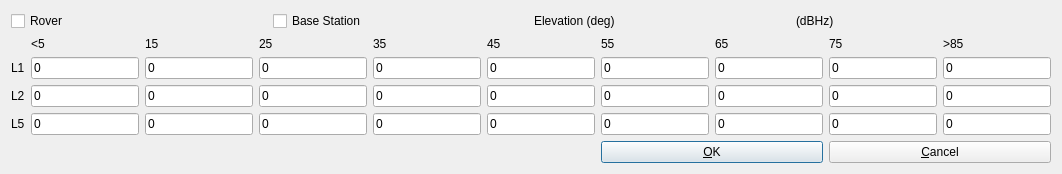
This is app/appcmn_qt/maskoptdlg.ui in tomojitakasu/RTKLIB as Qt 5 draws it before an edit. The edited form follows.
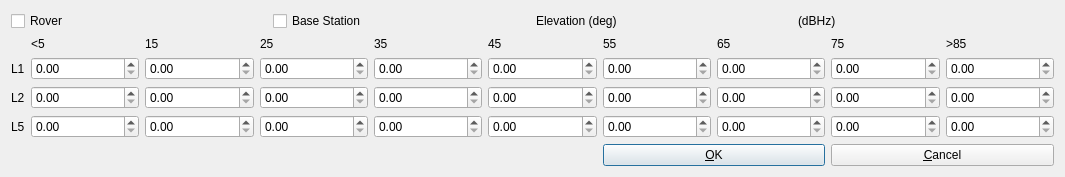
This is the edited form.

Diff of the .ui file:
```diff
--- a/app/appcmn_qt/maskoptdlg.ui
+++ b/app/appcmn_qt/maskoptdlg.ui
@@ -2,6 +2,14 @@
 <ui version="4.0">
  <class>MaskOptDialog</class>
  <widget class="QWidget" name="MaskOptDialog">
+  <property name="geometry">
+   <rect>
+    <x>0</x>
+    <y>0</y>
+    <width>1065</width>
+    <height>161</height>
+   </rect>
+  </property>
   <property name="windowTitle">
    <string>SNR Mask</string>
   </property>
@@ -14,6 +22,12 @@
      <property name="enabled">
       <bool>true</bool>
      </property>
+     <property name="sizePolicy">
+      <sizepolicy hsizetype="Maximum" vsizetype="Preferred">
+       <horstretch>0</horstretch>
+       <verstretch>0</verstretch>
+      </sizepolicy>
+     </property>
      <property name="toolTip">
       <string/>
      </property>
@@ -49,15 +63,18 @@
     </widget>
    </item>
    <item row="4" column="4">
-    <widget class="QLineEdit" name="Mask_2_4">
+    <widget class="QDoubleSpinBox" name="Mask_2_4">
      <property name="enabled">
       <bool>true</bool>
      </property>
      <property name="toolTip">
       <string/>
      </property>
-     <property name="text">
-      <string>0</string>
+     <property name="text" stdset="0">
+      <string>0,00</string>
+     </property>
+     <property name="maximum">
+      <double>90.000000000000000</double>
      </property>
     </widget>
    </item>
@@ -66,6 +83,12 @@
      <property name="enabled">
       <bool>true</bool>
      </property>
+     <property name="sizePolicy">
+      <sizepolicy hsizetype="Maximum" vsizetype="Preferred">
+       <horstretch>0</horstretch>
+       <verstretch>0</verstretch>
+      </sizepolicy>
+     </property>
      <property name="toolTip">
       <string/>
      </property>
@@ -75,28 +98,34 @@
     </widget>
    </item>
    <item row="4" column="2">
-    <widget class="QLineEdit" name="Mask_2_2">
+    <widget class="QDoubleSpinBox" name="Mask_2_2">
      <property name="enabled">
       <bool>true</bool>
      </property>
      <property name="toolTip">
       <string/>
      </property>
-     <property name="text">
-      <string>0</string>
+     <property name="text" stdset="0">
+      <string>0,00</string>
+     </property>
+     <property name="maximum">
+      <double>90.000000000000000</double>
      </property>
     </widget>
    </item>
    <item row="4" column="3">
-    <widget class="QLineEdit" name="Mask_2_3">
+    <widget class="QDoubleSpinBox" name="Mask_2_3">
      <property name="enabled">
       <bool>true</bool>
      </property>
      <property name="toolTip">
       <string/>
      </property>
-     <property name="text">
-      <string>0</string>
+     <property name="text" stdset="0">
+      <string>0,00</string>
+     </property>
+     <property name="maximum">
+      <double>90.000000000000000</double>
      </property>
     </widget>
    </item>
@@ -159,93 +188,114 @@
     </widget>
    </item>
    <item row="4" column="5">
-    <widget class="QLineEdit" name="Mask_2_5">
+    <widget class="QDoubleSpinBox" name="Mask_2_5">
      <property name="enabled">
       <bool>true</bool>
      </property>
      <property name="toolTip">
       <string/>
      </property>
-     <property name="text">
-      <string>0</string>
+     <property name="text" stdset="0">
+      <string>0,00</string>
+     </property>
+     <property name="maximum">
+      <double>90.000000000000000</double>
      </property>
     </widget>
    </item>
    <item row="4" column="7">
-    <widget class="QLineEdit" name="Mask_2_7">
+    <widget class="QDoubleSpinBox" name="Mask_2_7">
      <property name="enabled">
       <bool>true</bool>
      </property>
      <property name="toolTip">
       <string/>
      </property>
-     <property name="text">
-      <string>0</string>
+     <property name="text" stdset="0">
+      <string>0,00</string>
+     </property>
+     <property name="maximum">
+      <double>90.000000000000000</double>
      </property>
     </widget>
    </item>
    <item row="4" column="6">
-    <widget class="QLineEdit" name="Mask_2_6">
+    <widget class="QDoubleSpinBox" name="Mask_2_6">
      <property name="enabled">
       <bool>true</bool>
      </property>
      <property name="toolTip">
       <string/>
      </property>
-     <property name="text">
-      <string>0</string>
+     <property name="text" stdset="0">
+      <string>0,00</string>
+     </property>
+     <property name="maximum">
+      <double>90.000000000000000</double>
      </property>
     </widget>
    </item>
    <item row="5" column="1">
-    <widget class="QLineEdit" name="Mask_3_1">
+    <widget class="QDoubleSpinBox" name="Mask_3_1">
      <property name="enabled">
       <bool>true</bool>
      </property>
      <property name="toolTip">
       <string/>
      </property>
-     <property name="text">
-      <string>0</string>
+     <property name="text" stdset="0">
+      <string>0,00</string>
+     </property>
+     <property name="maximum">
+      <double>90.000000000000000</double>
      </property>
     </widget>
    </item>
    <item row="5" column="6">
-    <widget class="QLineEdit" name="Mask_3_6">
+    <widget class="QDoubleSpinBox" name="Mask_3_6">
      <property name="enabled">
       <bool>true</bool>
      </property>
      <property name="toolTip">
       <string/>
      </property>
-     <property name="text">
-      <string>0</string>
+     <property name="text" stdset="0">
+      <string>0,00</string>
+     </property>
+     <property name="maximum">
+      <double>90.000000000000000</double>
      </property>
     </widget>
    </item>
    <item row="5" column="5">
-    <widget class="QLineEdit" name="Mask_3_5">
+    <widget class="QDoubleSpinBox" name="Mask_3_5">
      <property name="enabled">
       <bool>true</bool>
      </property>
      <property name="toolTip">
       <string/>
      </property>
-     <property name="text">
-      <string>0</string>
+     <property name="text" stdset="0">
+      <string>0,00</string>
+     </property>
+     <property name="maximum">
+      <double>90.000000000000000</double>
      </property>
     </widget>
    </item>
    <item row="5" column="3">
-    <widget class="QLineEdit" name="Mask_3_3">
+    <widget class="QDoubleSpinBox" name="Mask_3_3">
      <property name="enabled">
       <bool>true</bool>
      </property>
      <property name="toolTip">
       <string/>
      </property>
-     <property name="text">
-      <string>0</string>
+     <property name="text" stdset="0">
+      <string>0,00</string>
+     </property>
+     <property name="maximum">
+      <double>90.000000000000000</double>
      </property>
     </widget>
    </item>
@@ -254,6 +304,12 @@
      <property name="enabled">
       <bool>true</bool>
      </property>
+     <property name="sizePolicy">
+      <sizepolicy hsizetype="Maximum" vsizetype="Preferred">
+       <horstretch>0</horstretch>
+       <verstretch>0</verstretch>
+      </sizepolicy>
+     </property>
      <property name="toolTip">
       <string/>
      </property>
@@ -263,15 +319,18 @@
     </widget>
    </item>
    <item row="3" column="9">
-    <widget class="QLineEdit" name="Mask_1_9">
+    <widget class="QDoubleSpinBox" name="Mask_1_9">
      <property name="enabled">
       <bool>true</bool>
      </property>
      <property name="toolTip">
       <string/>
      </property>
-     <property name="text">
-      <string>0</string>
+     <property name="text" stdset="0">
+      <string>0,00</string>
+     </property>
+     <property name="maximum">
+      <double>90.000000000000000</double>
      </property>
     </widget>
    </item>
@@ -289,132 +348,162 @@
     </widget>
    </item>
    <item row="3" column="3">
-    <widget class="QLineEdit" name="Mask_1_3">
+    <widget class="QDoubleSpinBox" name="Mask_1_3">
      <property name="enabled">
       <bool>true</bool>
      </property>
      <property name="toolTip">
       <string/>
      </property>
-     <property name="text">
-      <string>0</string>
+     <property name="text" stdset="0">
+      <string>0,00</string>
+     </property>
+     <property name="maximum">
+      <double>90.000000000000000</double>
      </property>
     </widget>
    </item>
    <item row="3" column="1">
-    <widget class="QLineEdit" name="Mask_1_1">
+    <widget class="QDoubleSpinBox" name="Mask_1_1">
      <property name="enabled">
       <bool>true</bool>
      </property>
      <property name="toolTip">
       <string/>
      </property>
-     <property name="text">
-      <string>0</string>
+     <property name="text" stdset="0">
+      <string>0,00</string>
+     </property>
+     <property name="maximum">
+      <double>90.000000000000000</double>
      </property>
     </widget>
    </item>
    <item row="3" column="8">
-    <widget class="QLineEdit" name="Mask_1_8">
+    <widget class="QDoubleSpinBox" name="Mask_1_8">
      <property name="enabled">
       <bool>true</bool>
      </property>
      <property name="toolTip">
       <string/>
      </property>
-     <property name="text">
-      <string>0</string>
+     <property name="text" stdset="0">
+      <string>0,00</string>
+     </property>
+     <property name="maximum">
+      <double>90.000000000000000</double>
      </property>
     </widget>
    </item>
    <item row="3" column="7">
-    <widget class="QLineEdit" name="Mask_1_7">
+    <widget class="QDoubleSpinBox" name="Mask_1_7">
      <property name="enabled">
       <bool>true</bool>
      </property>
      <property name="toolTip">
       <string/>
      </property>
-     <property name="text">
-      <string>0</string>
+     <property name="text" stdset="0">
+      <string>0,00</string>
+     </property>
+     <property name="maximum">
+      <double>90.000000000000000</double>
      </property>
     </widget>
    </item>
    <item row="3" column="5">
-    <widget class="QLineEdit" name="Mask_1_5">
+    <widget class="QDoubleSpinBox" name="Mask_1_5">
      <property name="enabled">
       <bool>true</bool>
      </property>
      <property name="toolTip">
       <string/>
      </property>
-     <property name="text">
-      <string>0</string>
+     <property name="text" stdset="0">
+      <string>0,00</string>
+     </property>
+     <property name="maximum">
+      <double>90.000000000000000</double>
      </property>
     </widget>
    </item>
    <item row="4" column="9">
-    <widget class="QLineEdit" name="Mask_2_9">
+    <widget class="QDoubleSpinBox" name="Mask_2_9">
      <property name="enabled">
       <bool>true</bool>
      </property>
      <property name="toolTip">
       <string/>
      </property>
-     <property name="text">
-      <string>0</string>
+     <property name="text" stdset="0">
+      <string>0,00</string>
+     </property>
+     <property name="maximum">
+      <double>90.000000000000000</double>
      </property>
     </widget>
    </item>
    <item row="4" column="8">
-    <widget class="QLineEdit" name="Mask_2_8">
+    <widget class="QDoubleSpinBox" name="Mask_2_8">
      <property name="enabled">
       <bool>true</bool>
      </property>
      <property name="toolTip">
       <string/>
      </property>
-     <property name="text">
-      <string>0</string>
+     <property name="text" stdset="0">
+      <string>0,00</string>
+     </property>
+     <property name="maximum">
+      <double>90.000000000000000</double>
      </property>
     </widget>
    </item>
    <item row="5" column="2">
-    <widget class="QLineEdit" name="Mask_3_2">
+    <widget class="QDoubleSpinBox" name="Mask_3_2">
      <property name="enabled">
       <bool>true</bool>
      </property>
      <property name="toolTip">
       <string/>
      </property>
-     <property name="text">
-      <string>0</string>
+     <property name="text" stdset="0">
+      <string>0,00</string>
+     </property>
+     <property name="maximum">
+      <double>90.000000000000000</double>
      </property>
     </widget>
    </item>
    <item row="5" column="4">
-    <widget class="QLineEdit" name="Mask_3_4">
+    <widget class="QDoubleSpinBox" name="Mask_3_4">
      <property name="enabled">
       <bool>true</bool>
      </property>
      <property name="toolTip">
       <string/>
      </property>
-     <property name="text">
-      <string>0</string>
+     <property name="text" stdset="0">
+      <string>0,00</string>
+     </property>
+     <property name="maximum">
+      <double>90.000000000000000</double>
      </property>
     </widget>
    </item>
    <item row="3" column="2">
-    <widget class="QLineEdit" name="Mask_1_2">
+    <widget class="QDoubleSpinBox" name="Mask_1_2">
      <property name="enabled">
       <bool>true</bool>
      </property>
      <property name="toolTip">
       <string/>
      </property>
-     <property name="text">
-      <string>0</string>
+     <property name="text" stdset="0">
+      <string>0,00</string>
+     </property>
+     <property name="maximum">
+      <double>90.000000000000000</double>
      </property>
     </widget>
    </item>
@@ -432,28 +521,34 @@
     </widget>
    </item>
    <item row="3" column="6">
-    <widget class="QLineEdit" name="Mask_1_6">
+    <widget class="QDoubleSpinBox" name="Mask_1_6">
      <property name="enabled">
       <bool>true</bool>
      </property>
      <property name="toolTip">
       <string/>
      </property>
-     <property name="text">
-      <string>0</string>
+     <property name="text" stdset="0">
+      <string>0,00</string>
+     </property>
+     <property name="maximum">
+      <double>90.000000000000000</double>
      </property>
     </widget>
    </item>
    <item row="3" column="4">
-    <widget class="QLineEdit" name="Mask_1_4">
+    <widget class="QDoubleSpinBox" name="Mask_1_4">
      <property name="enabled">
       <bool>true</bool>
      </property>
      <property name="toolTip">
       <string/>
      </property>
-     <property name="text">
-      <string>0</string>
+     <property name="text" stdset="0">
+      <string>0,00</string>
+     </property>
+     <property name="maximum">
+      <double>90.000000000000000</double>
      </property>
     </widget>
    </item>
@@ -497,54 +592,66 @@
     </widget>
    </item>
    <item row="4" column="1">
-    <widget class="QLineEdit" name="Mask_2_1">
+    <widget class="QDoubleSpinBox" name="Mask_2_1">
      <property name="enabled">
       <bool>true</bool>
      </property>
      <property name="toolTip">
       <string/>
      </property>
-     <property name="text">
-      <string>0</string>
+     <property name="text" stdset="0">
+      <string>0,00</string>
+     </property>
+     <property name="maximum">
+      <double>90.000000000000000</double>
      </property>
     </widget>
    </item>
    <item row="5" column="8">
-    <widget class="QLineEdit" name="Mask_3_8">
+    <widget class="QDoubleSpinBox" name="Mask_3_8">
      <property name="enabled">
       <bool>true</bool>
      </property>
      <property name="toolTip">
       <string/>
      </property>
-     <property name="text">
-      <string>0</string>
+     <property name="text" stdset="0">
+      <string>0,00</string>
+     </property>
+     <property name="maximum">
+      <double>90.000000000000000</double>
      </property>
     </widget>
    </item>
    <item row="5" column="9">
-    <widget class="QLineEdit" name="Mask_3_9">
+    <widget class="QDoubleSpinBox" name="Mask_3_9">
      <property name="enabled">
       <bool>true</bool>
      </property>
      <property name="toolTip">
       <string/>
      </property>
-     <property name="text">
-      <string>0</string>
+     <property name="text" stdset="0">
+      <string>0,00</string>
+     </property>
+     <property name="maximum">
+      <double>90.000000000000000</double>
      </property>
     </widget>
    </item>
    <item row="5" column="7">
-    <widget class="QLineEdit" name="Mask_3_7">
+    <widget class="QDoubleSpinBox" name="Mask_3_7">
      <property name="enabled">
       <bool>true</bool>
      </property>
      <property name="toolTip">
       <string/>
      </property>
-     <property name="text">
-      <string>0</string>
+     <property name="text" stdset="0">
+      <string>0,00</string>
+     </property>
+     <property name="maximum">
+      <double>90.000000000000000</double>
      </property>
     </widget>
    </item>
```
